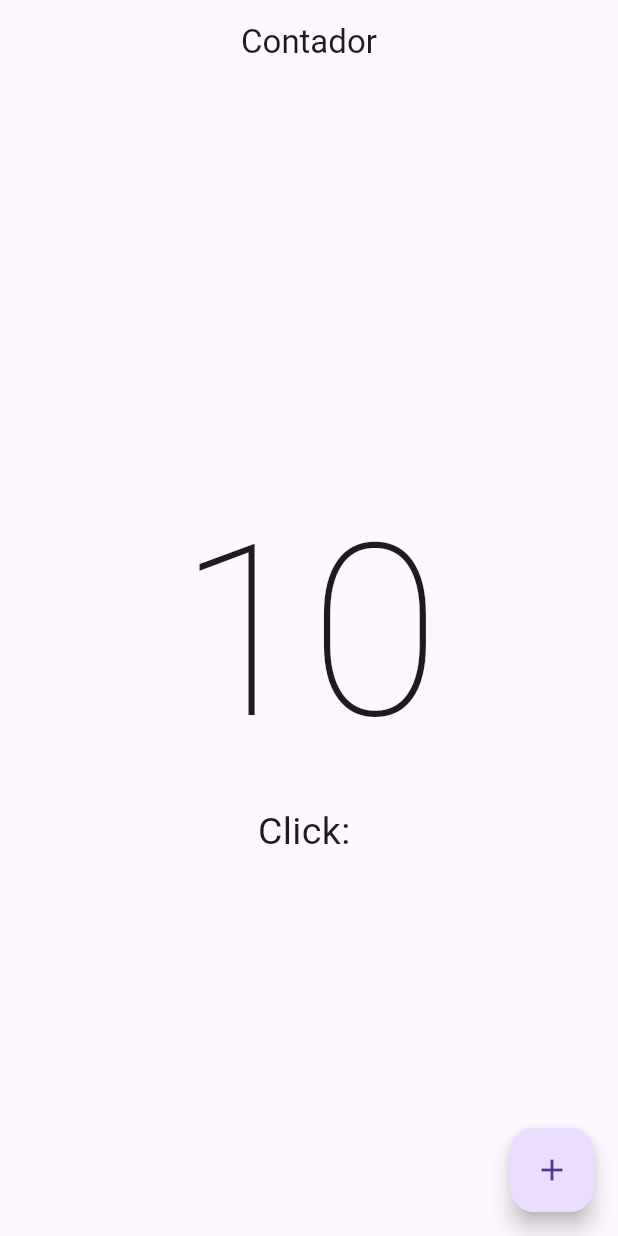
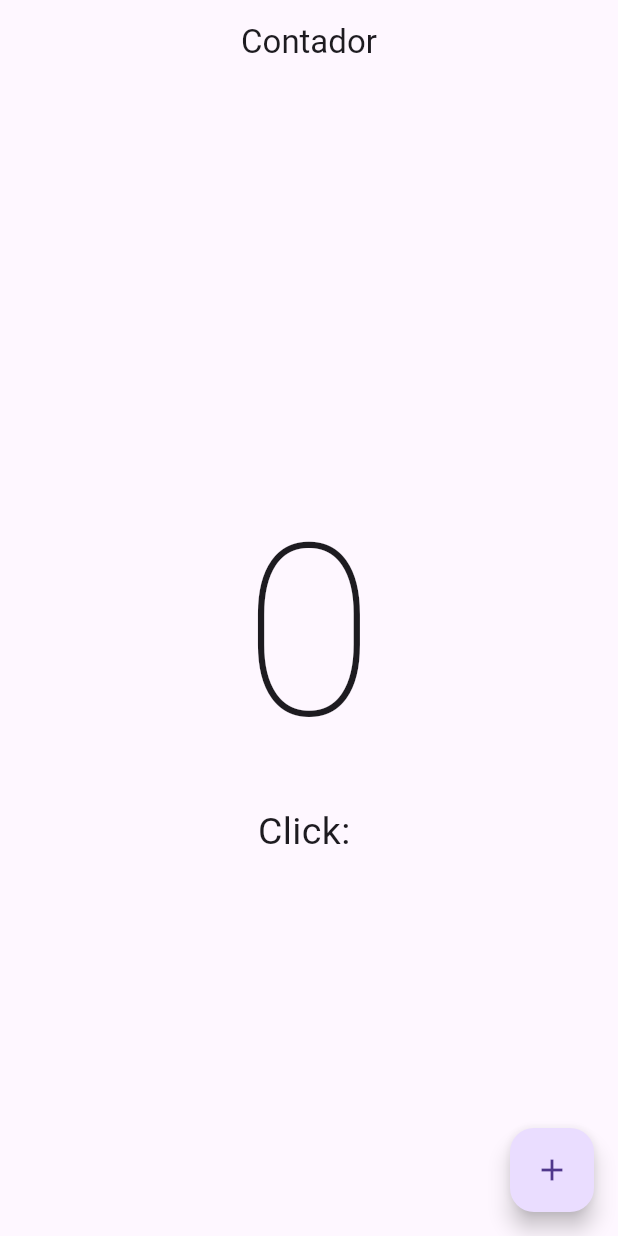
Before and after one commit to Anyel-ec/Dart-Introduce, a Flutter app: the screen it shows after launch, on a phone screen of 412 x 824 dp. Run offline on Flutter 3.47's test engine with Material 3 defaults, Android fonts, the phone set to English and light mode, and no system bars.

Commit message:
change application status

```diff
--- a/hello_word_app/lib/presentation/screens/counter_screen.dart
+++ b/hello_word_app/lib/presentation/screens/counter_screen.dart
@@ -1,31 +1,49 @@
 import 'package:flutter/material.dart';
 
-class CounterScreen extends StatelessWidget {
+// counterScreen extiende de StatefulWidget
+class CounterScreen extends StatefulWidget {
+  // constructor
   const CounterScreen({super.key});
+
+  // sobreescribir el metodo createState
+  @override
+  State<CounterScreen> createState() => _CounterScreenState();
+}
+
+class _CounterScreenState extends State<CounterScreen> {
+  int clickCounter = 0;
 
   @override
   Widget build(BuildContext context) {
-    return  Scaffold(
+    return Scaffold(
+        // titulo de la app
         appBar: AppBar(
-        title: const Text ('Contador'),
-        centerTitle: true
+            title: const Text('Contador'), // titulo
+            centerTitle: true // centrar el titulo
 
             ),
-      body: const Center(
+        // cuerpo de la app
+        body:  Center(
+          // centrar el contenido
           child: Column(
             mainAxisAlignment: MainAxisAlignment.center,
             children: [
-          Text('10', style: TextStyle( fontSize: 160, fontWeight: FontWeight.w100),),
-          Text('Click: ', style: TextStyle( fontSize: 25))
+              Text('$clickCounter',style:  const TextStyle(fontSize: 160, fontWeight: FontWeight.w100),
+              ), // texto
+              const Text('Click: ', style: TextStyle(fontSize: 25)) // texto
             ],
           ),
         ),
+        // boton flotante
         floatingActionButton: FloatingActionButton(
-        onPressed: () {
+          onPressed: (){
+          clickCounter ++;
+          setState(() {});
+
 
           },
-      child: Icon(Icons.add),
-    )
-    );
+          // icono del boton
+          child: const Icon(Icons.add),
+        ));
   }
 }
```
Lines whose indentation alone changed are shown as unchanged.
